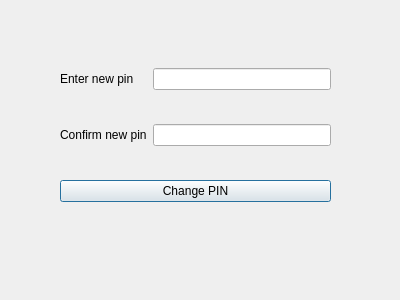
Above: Project/dialog_pin_change.ui from Amritpal2001/ATM-Machine-using-c- before the change. Below: the same form after it.
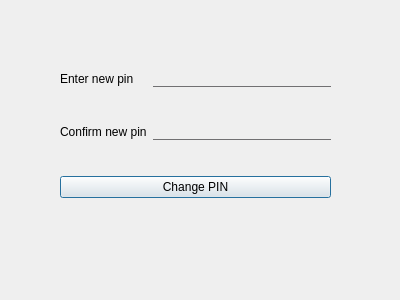
That is the form after the change.

Diff of the .ui file:
```diff
--- a/Project/dialog_pin_change.ui
+++ b/Project/dialog_pin_change.ui
@@ -13,7 +13,29 @@
   <property name="windowTitle">
    <string>Dialog</string>
   </property>
-  <widget class="QWidget" name="">
+  <property name="styleSheet">
+   <string notr="true">QLineEdit {
+background:transparent;
+border:none;
+color:#717072;
+border-bottom:1px solid #717072
+}
+QLineEdit::hover{
+border-bottom:3px solid black
+}
+#pushButton{
+background:#4ee44e;
+border-radius:60px;
+
+}
+
+#pushButton::hover{
+background:green;
+border-radius:60px;
+
+}</string>
+  </property>
+  <widget class="QWidget" name="layoutWidget">
    <property name="geometry">
     <rect>
      <x>60</x>
```
